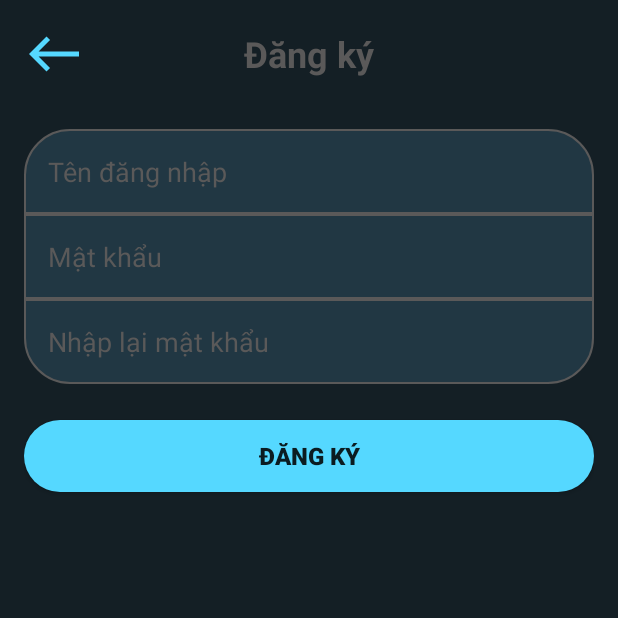
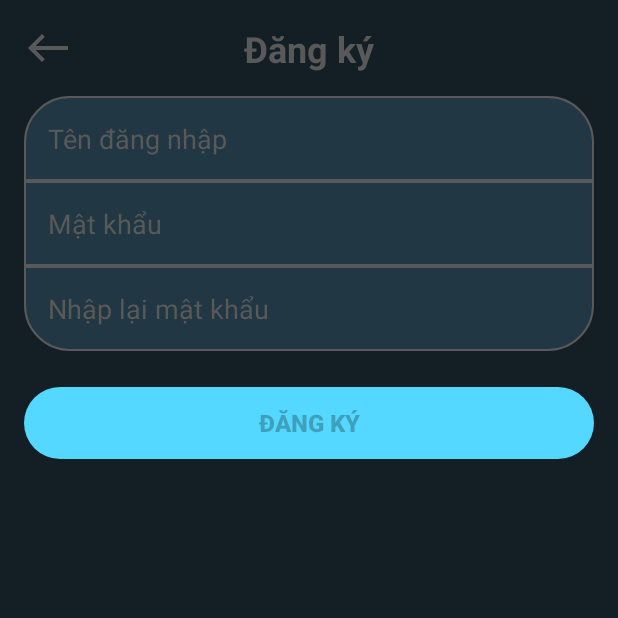
Before and after one commit to PhungXuanHuy/Du_an_1, an Android app: the Manhinhdangky screen opened directly, with no data from a screen before it, on a phone screen of 412 x 824 dp, the top half of it. Run offline under Robolectric (Android 15) with nearby library versions, the phone set to English and light mode, and no system bars.

Commit message:
cải tiến đăng ký đăng nhập

```diff
--- a/app/src/main/java/com/example/myapplication/Manhinhdangky.java
+++ b/app/src/main/java/com/example/myapplication/Manhinhdangky.java
@@ -4,6 +4,8 @@ import androidx.appcompat.app.AppCompatActivity;
 
 import android.media.Image;
 import android.os.Bundle;
+import android.text.Editable;
+import android.text.TextWatcher;
 import android.view.View;
 import android.widget.Button;
 import android.widget.EditText;
@@ -32,6 +34,27 @@ public class Manhinhdangky extends AppCompatActivity {
         edNhapLaiMatKhau = findViewById(R.id.edNhapLaiMatKhau);
         btnDangKy = findViewById(R.id.btnDangKy);
         ivTroLai = findViewById(R.id.ivTroLai);
+        edTenDangNhap.addTextChangedListener(textWatcher);
+        edMatKhau.addTextChangedListener(textWatcher);
+        edNhapLaiMatKhau.addTextChangedListener(textWatcher);
     }
+    private TextWatcher textWatcher = new TextWatcher() {
+        @Override
+        public void beforeTextChanged(CharSequence charSequence, int i, int i1, int i2) {
 
+        }
+
+        @Override
+        public void onTextChanged(CharSequence charSequence, int i, int i1, int i2) {
+            String tenDangNhap = edTenDangNhap.getText().toString().trim();
+            String matKhau = edMatKhau.getText().toString().trim();
+            String nhapLaiMatKhau = edNhapLaiMatKhau.getText().toString().trim();
+            btnDangKy.setEnabled(!tenDangNhap.isEmpty() && !matKhau.isEmpty() && !nhapLaiMatKhau.isEmpty());
+        }
+
+        @Override
+        public void afterTextChanged(Editable editable) {
+
+        }
+    };
 }
--- a/app/src/main/res/drawable/ic_trolai.xml
+++ b/app/src/main/res/drawable/ic_trolai.xml
@@ -1,4 +1,4 @@
-<vector android:height="24dp" android:tint="#55d8ff"
+<vector android:height="24dp" android:tint="#5A5959"
     android:viewportHeight="24" android:viewportWidth="24"
     android:width="24dp" xmlns:android="http://schemas.android.com/apk/res/android">
     <path android:fillColor="@android:color/white" android:pathData="M9,19l1.41,-1.41L5.83,13H22V11H5.83l4.59,-4.59L9,5l-7,7L9,19z"/>
--- a/app/src/main/res/layout/activity_manhinhdangky.xml
+++ b/app/src/main/res/layout/activity_manhinhdangky.xml
@@ -10,15 +10,14 @@
 
     <ImageView
         android:id="@+id/ivTroLai"
-        android:layout_width="40dp"
-        android:layout_height="40dp"
+        android:layout_width="32dp"
+        android:layout_height="32dp"
         android:src="@drawable/ic_trolai" />
 
     <TextView
         android:layout_width="wrap_content"
         android:layout_height="wrap_content"
         android:layout_centerHorizontal="true"
-        android:layout_marginTop="3dp"
         android:text="Đăng ký"
         android:textAlignment="center"
         android:textColor="#5A5959"
@@ -30,10 +29,12 @@
         android:layout_width="match_parent"
         android:layout_height="wrap_content"
         android:layout_below="@id/ivTroLai"
-        android:layout_marginTop="30dp"
+        android:layout_marginTop="16dp"
         android:background="@drawable/shape_tendangnhap"
         android:hint="Tên đăng nhập"
+        android:inputType="text"
         android:padding="16dp"
+        android:textColor="@color/white"
         android:textColorHint="#5A5959" />
 
     <EditText
@@ -43,7 +44,9 @@
         android:layout_below="@id/edTenDangNhap"
         android:background="@drawable/shape_dangky"
         android:hint="Mật khẩu"
+        android:inputType="textPassword"
         android:padding="16dp"
+        android:textColor="@color/white"
         android:textColorHint="#5A5959" />
 
     <EditText
@@ -53,7 +56,9 @@
         android:layout_below="@id/edMatKhau"
         android:background="@drawable/shape_matkhau"
         android:hint="Nhập lại mật khẩu"
+        android:inputType="textPassword"
         android:padding="16dp"
+        android:textColor="@color/white"
         android:textColorHint="#5A5959" />
 
     <Button
@@ -64,6 +69,7 @@
         android:layout_marginTop="24dp"
         android:layout_marginBottom="32dp"
         android:background="@drawable/shape_btndangnhap"
+        android:enabled="false"
         android:text="Đăng ký"
         android:textSize="16sp"
         android:textStyle="bold" />
--- a/app/src/main/res/layout/activity_manhinhdangnhap.xml
+++ b/app/src/main/res/layout/activity_manhinhdangnhap.xml
@@ -6,7 +6,7 @@
     android:layout_height="match_parent"
     android:background="#141F25"
     android:orientation="vertical"
-    android:padding="8dp"
+    android:padding="16dp"
     tools:context=".Manhinhdangnhap">
 
     <TextView
@@ -25,6 +25,8 @@
         android:layout_width="match_parent"
         android:layout_height="wrap_content"
         android:background="@drawable/shape_tendangnhap"
+        android:textColor="@color/white"
+        android:inputType="text"
         android:hint="Tên đăng nhập"
         android:padding="16dp"
         android:textColorHint="#5A5959" />
@@ -35,6 +37,7 @@
         android:layout_height="wrap_content"
         android:background="@drawable/shape_matkhau"
         android:hint="Mật khẩu"
+        android:textColor="@color/white"
         android:inputType="textPassword"
         android:padding="16dp"
         android:textColorHint="#5A5959" />
@@ -48,6 +51,7 @@
         android:layout_marginTop="16dp"
         android:layout_marginBottom="32dp"
         android:background="@drawable/shape_btndangnhap"
+        android:enabled="false"
         android:text="Đăng nhập"
         android:textStyle="bold" />
 
```
Also changed, not shown: app/src/main/java/com/example/myapplication/Manhinhdangnhap.java (+28 -0 lines).
